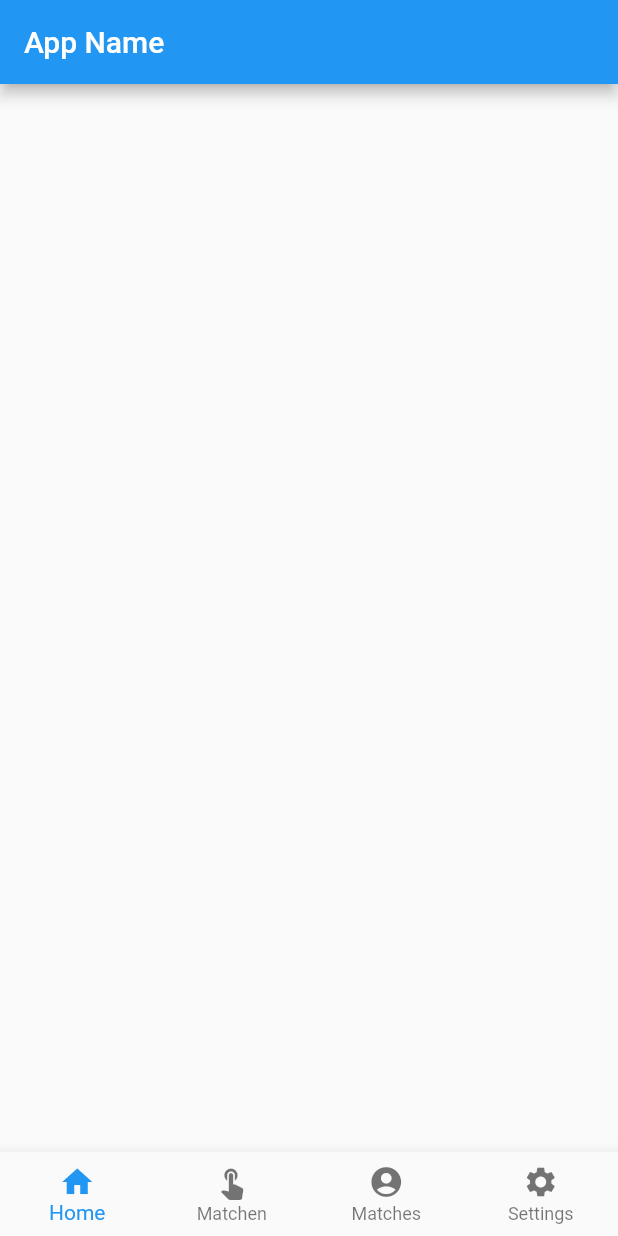
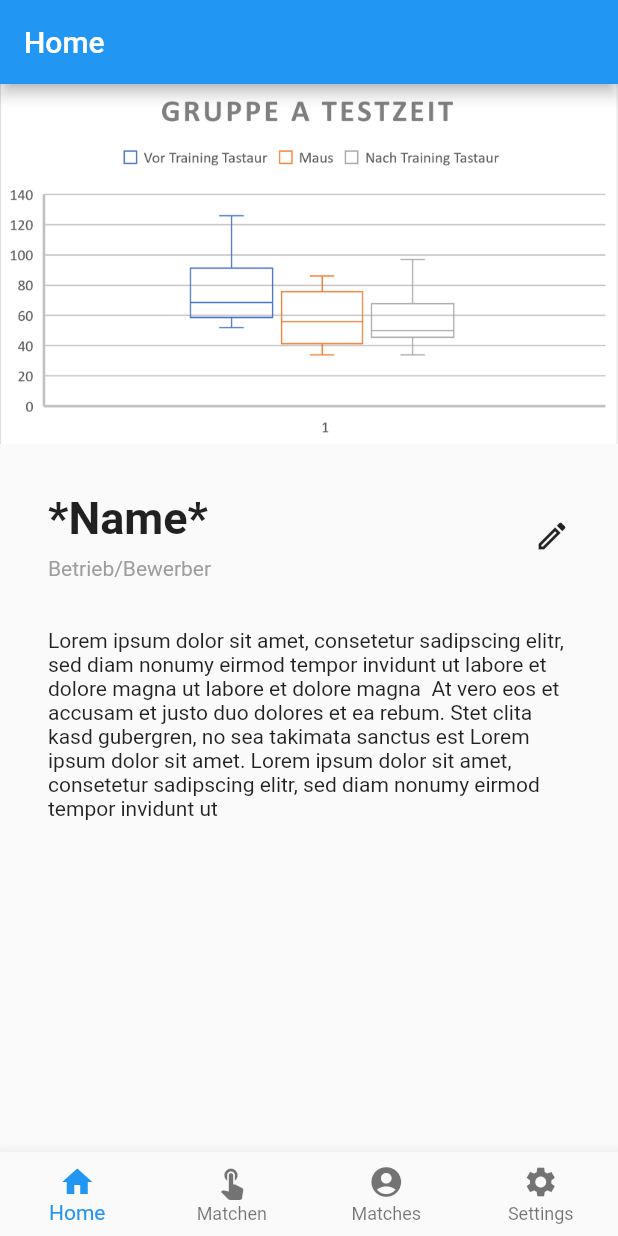
Before and after one commit to ErikFabian/Informatinder_frontend, a Flutter app: the screen it shows after launch, on a phone screen of 412 x 824 dp. Run offline on Flutter 3.47's test engine with Material 2 defaults, Android fonts, the phone set to English and light mode, and no system bars.

Commit message:
add Layout to Home Page

```diff
--- a/lib/main.dart
+++ b/lib/main.dart
@@ -39,7 +39,7 @@ class MyApp extends StatelessWidget {
         return MaterialPageRoute(builder: (context) => page);
       },
 
-      title: 'Generated App',
+      title: 'Informatinder',
       theme: ThemeData(
         primarySwatch: Colors.blue,
         primaryColor: const Color(0xFF2196f3),
@@ -62,9 +62,63 @@ class MyHomePage extends StatefulWidget {
 class _MyHomePageState extends State<MyHomePage> {
   @override
   Widget build(BuildContext context) {
+    Widget titleSection = Container(
+      padding: const EdgeInsets.only(top: 32, left: 32, right: 32),
+      child: Row(
+        children: [
+          Expanded(
+            /*1*/
+            child: Column(
+              crossAxisAlignment: CrossAxisAlignment.start,
+              children: [
+                /*2*/
+                Container(
+                  padding: const EdgeInsets.only(bottom: 8),
+                  child: const Text(
+                    '*Name*',
+                    style: TextStyle(fontWeight: FontWeight.bold, fontSize: 30),
+                  ),
+                ),
+                Text(
+                  'Betrieb/Bewerber',
+                  style: TextStyle(
+                    color: Colors.grey[500],
+                  ),
+                ),
+              ],
+            ),
+          ),
+          /*3*/
+          Icon(
+            Icons.edit_outlined,
+          ),
+        ],
+      ),
+    );
+
+    Widget textSection = const Padding(
+      padding: EdgeInsets.all(32),
+      child: Text(
+        'Lorem ipsum dolor sit amet, consetetur sadipscing elitr, sed diam nonumy eirmod tempor invidunt ut labore et dolore magna ut labore et dolore magna  At vero eos et accusam et justo duo dolores et ea rebum. Stet clita kasd gubergren, no sea takimata sanctus est Lorem ipsum dolor sit amet. Lorem ipsum dolor sit amet, consetetur sadipscing elitr, sed diam nonumy eirmod tempor invidunt ut',
+        softWrap: true,
+      ),
+    );
+
     return Scaffold(
       appBar: AppBar(
-        title: const Text('App Name'),
+        title: const Text('Home'),
+      ),
+      body: Column(
+        children: [
+          Image.asset(
+            'images/example.png',
+            width: 600,
+            height: 240,
+            fit: BoxFit.cover,
+          ),
+          titleSection,
+          textSection,
+        ],
       ),
       bottomNavigationBar: bottomNavBar(),
     );
--- a/pubspec.yaml
+++ b/pubspec.yaml
@@ -58,9 +58,8 @@ flutter:
   uses-material-design: true
 
   # To add assets to your application, add an assets section, like this:
-  # assets:
-  #   - images/a_dot_burr.jpeg
-  #   - images/a_dot_ham.jpeg
+  assets:
+    - images/example.png
 
   # An image asset can refer to one or more resolution-specific "variants", see
   # https://flutter.dev/assets-and-images/#resolution-aware.
```
Also changed, not shown: images/example.png (added).
